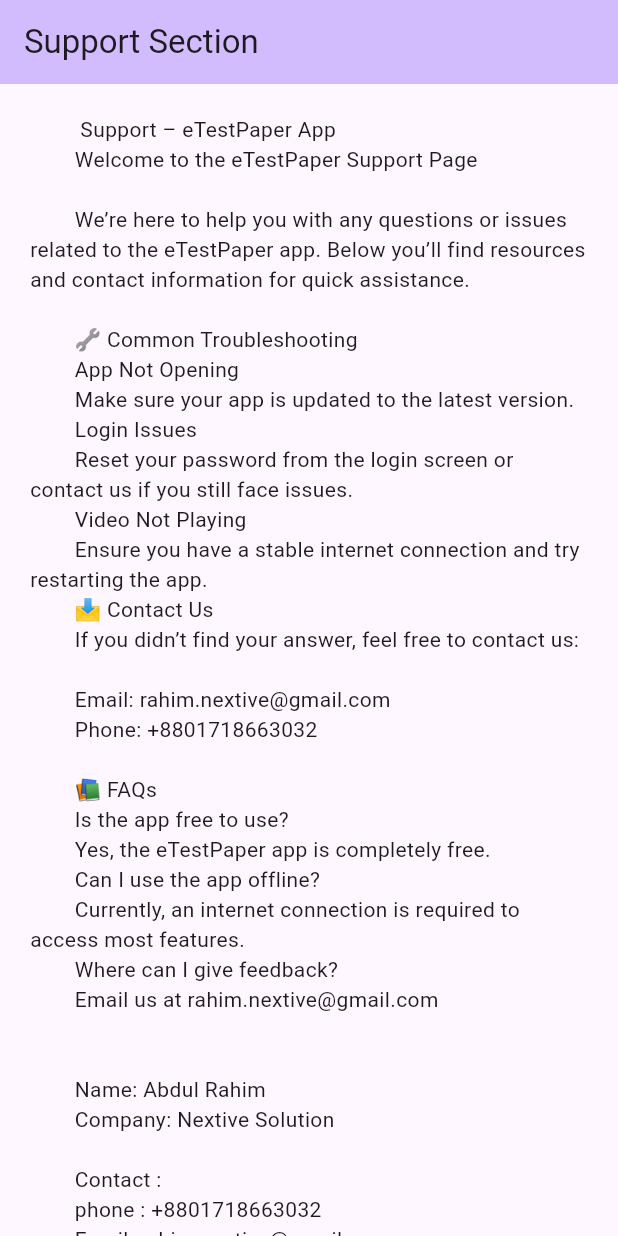
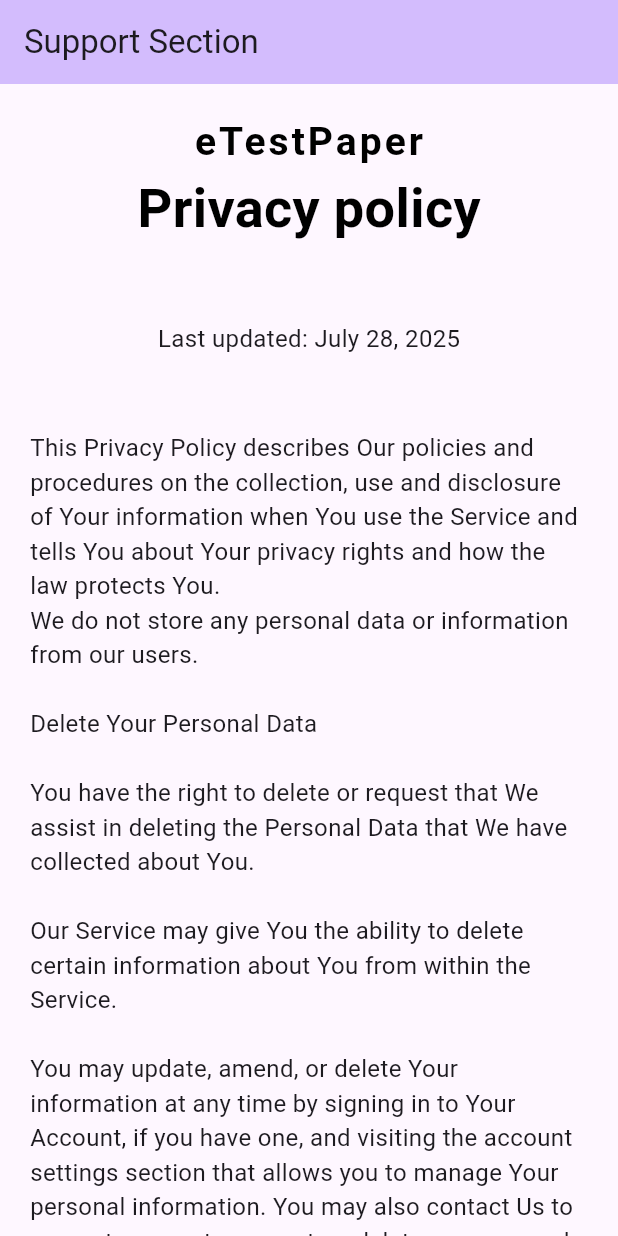
Before and after one commit to nextive-rahim/support-url-web-app, a Flutter app: the screen it shows after launch, on a phone screen of 412 x 824 dp. Run offline on Flutter 3.47's test engine with Material 3 defaults, Android fonts, the phone set to English and light mode, and no system bars.

Commit message:
flutter build web

```diff
--- a/lib/main.dart
+++ b/lib/main.dart
@@ -95,41 +95,63 @@
               // wireframe for each widget.
               mainAxisAlignment: MainAxisAlignment.center,
               children: <Widget>[
-                const Text('''         Support – eTestPaper App
-        Welcome to the eTestPaper Support Page
+                Text(
+                  'eTestPaper',
+                  style: TextStyle(
+                    fontSize: 26,
+                    fontWeight: FontWeight.w600,
+                    letterSpacing: 2,
+                    color: Colors.black,
+                  ),
+                ),
+                Text(
+                  'Privacy policy',
+                  style: TextStyle(
+                    fontSize: 36,
+                    fontWeight: FontWeight.w600,
+                    // letterSpacing: 2,
+                    color: Colors.black,
+                  ),
+                ),
+                SizedBox(height: 50),
+                Text(
+                  'Last updated: July 28, 2025',
+                  style: TextStyle(
+                    fontSize: 16,
+                    // fontWeight: FontWeight.w600,
+                    // letterSpacing: 2,
+                    // color: Colors.black,
+                  ),
+                ),
+                SizedBox(height: 50),
+                Text(
+                  '''
+This Privacy Policy describes Our policies and procedures on the collection, use and disclosure of Your information when You use the Service and tells You about Your privacy rights and how the law protects You.
+We do not store any personal data or information from our users.
 
-        We’re here to help you with any questions or issues related to the eTestPaper app. Below you’ll find resources and contact information for quick assistance.
+Delete Your Personal Data
 
-        🔧 Common Troubleshooting
-        App Not Opening
-        Make sure your app is updated to the latest version.
-        Login Issues
-        Reset your password from the login screen or contact us if you still face issues.
-        Video Not Playing
-        Ensure you have a stable internet connection and try restarting the app.
-        📩 Contact Us
-        If you didn’t find your answer, feel free to contact us:
+You have the right to delete or request that We assist in deleting the Personal Data that We have collected about You.
 
-        Email: rahim.nextive@gmail.com
-        Phone: +8801718663032
+Our Service may give You the ability to delete certain information about You from within the Service.
 
-        📚 FAQs
-        Is the app free to use?
-        Yes, the eTestPaper app is completely free.
-        Can I use the app offline?
-        Currently, an internet connection is required to access most features.
-        Where can I give feedback?
-        Email us at rahim.nextive@gmail.com
+You may update, amend, or delete Your information at any time by signing in to Your Account, if you have one, and visiting the account settings section that allows you to manage Your personal information. You may also contact Us to request access to, correct, or delete any personal information that You have provided to Us.
+
+Please note, however, that We may need to retain certain information when we have a legal obligation or lawful basis to do so.
 
 
-        Name: Abdul Rahim
-        Company: Nextive Solution
+Links to Other Websites
 
-        Contact :
-        phone : +8801718663032
-        Email: rahim.nextive@gmail.com
+Our Service may contain links to other websites that are not operated by Us. If You click on a third party link, You will be directed to that third party's site. We strongly advise You to review the Privacy Policy of every site You visit.
 
-        '''),
+We have no control over and assume no responsibility for the content, privacy policies or practices of any third party sites or services.''',
+                  style: TextStyle(
+                    fontSize: 16,
+                    // fontWeight: FontWeight.w600,
+                    // letterSpacing: 2,
+                    // color: Colors.black,
+                  ),
+                ),
               ],
             ),
           ),
```
Also changed, not shown: 3 other files.
